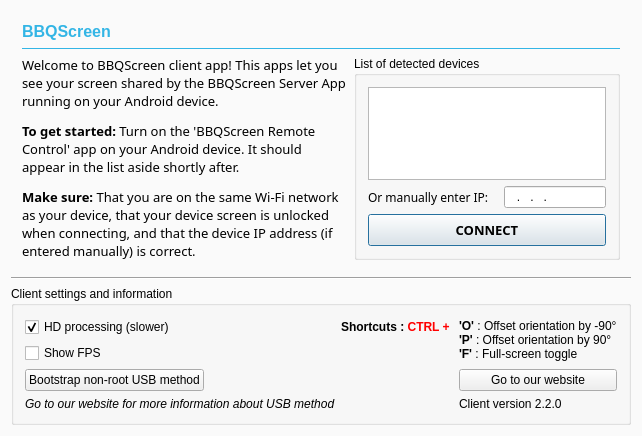
Qt form mainwindow.ui (xplodwild/bbqscreen_client) before a commit.
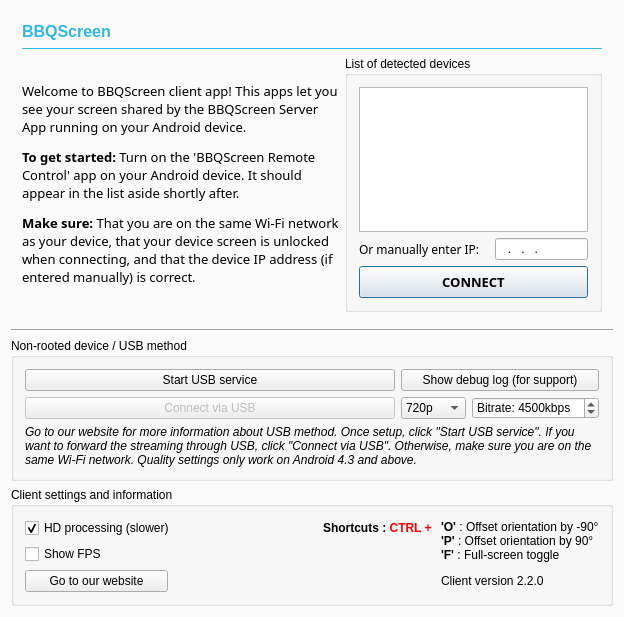
The same form after that commit.

Commit message: Enhance options and error handling of non-rooted USB method, and allow forwarding over USB to avoid Wi-Fi completely

```diff
--- a/mainwindow.ui
+++ b/mainwindow.ui
@@ -6,8 +6,8 @@
    <rect>
     <x>0</x>
     <y>0</y>
-    <width>627</width>
-    <height>432</height>
+    <width>624</width>
+    <height>617</height>
    </rect>
   </property>
   <property name="windowTitle">
@@ -25,7 +25,7 @@
       <item row="3" column="0">
        <widget class="QLabel" name="label">
         <property name="sizePolicy">
-         <sizepolicy hsizetype="Preferred" vsizetype="MinimumExpanding">
+         <sizepolicy hsizetype="Preferred" vsizetype="Maximum">
           <horstretch>0</horstretch>
           <verstretch>0</verstretch>
          </sizepolicy>
@@ -94,7 +94,14 @@
           </widget>
          </item>
          <item row="0" column="0" colspan="3">
-          <widget class="QListWidget" name="listDevices"/>
+          <widget class="QListWidget" name="listDevices">
+           <property name="sizePolicy">
+            <sizepolicy hsizetype="Expanding" vsizetype="Preferred">
+             <horstretch>0</horstretch>
+             <verstretch>0</verstretch>
+            </sizepolicy>
+           </property>
+          </widget>
          </item>
          <item row="2" column="0" colspan="3">
           <widget class="QPushButton" name="btnConnect">
@@ -209,31 +216,142 @@
         </property>
        </widget>
       </item>
-      <item row="3" column="0" colspan="2">
-       <widget class="QLabel" name="label_6">
-        <property name="text">
-         <string>&lt;html&gt;&lt;head/&gt;&lt;body&gt;&lt;p&gt;&lt;span style=&quot; font-style:italic;&quot;&gt;Go to our website for more information about USB method&lt;/span&gt;&lt;/p&gt;&lt;/body&gt;&lt;/html&gt;</string>
-        </property>
-       </widget>
-      </item>
-      <item row="2" column="3">
+      <item row="2" column="0">
        <widget class="QPushButton" name="btnWebsite">
         <property name="text">
          <string>Go to our website</string>
         </property>
        </widget>
       </item>
-      <item row="3" column="3">
+      <item row="2" column="3">
        <widget class="QLabel" name="lblClientVersion">
         <property name="text">
          <string>Client version 2.2.0</string>
         </property>
        </widget>
       </item>
-      <item row="2" column="0">
+     </layout>
+    </widget>
+   </item>
+   <item row="4" column="0" colspan="2">
+    <widget class="QGroupBox" name="groupBox_3">
+     <property name="sizePolicy">
+      <sizepolicy hsizetype="Preferred" vsizetype="Expanding">
+       <horstretch>0</horstretch>
+       <verstretch>0</verstretch>
+      </sizepolicy>
+     </property>
+     <property name="title">
+      <string>Non-rooted device / USB method</string>
+     </property>
+     <layout class="QGridLayout" name="gridLayout_5">
+      <item row="4" column="0" colspan="4">
+       <widget class="QLabel" name="label_6">
+        <property name="sizePolicy">
+         <sizepolicy hsizetype="Preferred" vsizetype="Maximum">
+          <horstretch>0</horstretch>
+          <verstretch>0</verstretch>
+         </sizepolicy>
+        </property>
+        <property name="minimumSize">
+         <size>
+          <width>0</width>
+          <height>40</height>
+         </size>
+        </property>
+        <property name="text">
+         <string>&lt;html&gt;&lt;head/&gt;&lt;body&gt;&lt;p&gt;&lt;span style=&quot; font-style:italic;&quot;&gt;Go to our website for more information about USB method. Once setup, click &amp;quot;Start USB service&amp;quot;. If you want to forward the streaming through USB, click &amp;quot;Connect via USB&amp;quot;. Otherwise, make sure you are on the same Wi-Fi network. Quality settings only work on Android 4.3 and above.&lt;/span&gt;&lt;/p&gt;&lt;/body&gt;&lt;/html&gt;</string>
+        </property>
+        <property name="wordWrap">
+         <bool>true</bool>
+        </property>
+       </widget>
+      </item>
+      <item row="1" column="0">
        <widget class="QPushButton" name="btnBootstrapUSB">
+        <property name="sizePolicy">
+         <sizepolicy hsizetype="Preferred" vsizetype="Fixed">
+          <horstretch>0</horstretch>
+          <verstretch>0</verstretch>
+         </sizepolicy>
+        </property>
         <property name="text">
-         <string>Bootstrap non-root USB method</string>
+         <string>Start USB service</string>
+        </property>
+       </widget>
+      </item>
+      <item row="2" column="3">
+       <widget class="QSpinBox" name="spinBitrate">
+        <property name="suffix">
+         <string>kbps</string>
+        </property>
+        <property name="prefix">
+         <string>Bitrate: </string>
+        </property>
+        <property name="minimum">
+         <number>500</number>
+        </property>
+        <property name="maximum">
+         <number>10000</number>
+        </property>
+        <property name="value">
+         <number>4500</number>
+        </property>
+       </widget>
+      </item>
+      <item row="2" column="0">
+       <widget class="QPushButton" name="btnConnectUSB">
+        <property name="enabled">
+         <bool>false</bool>
+        </property>
+        <property name="sizePolicy">
+         <sizepolicy hsizetype="Expanding" vsizetype="Fixed">
+          <horstretch>0</horstretch>
+          <verstretch>0</verstretch>
+         </sizepolicy>
+        </property>
+        <property name="text">
+         <string>Connect via USB</string>
+        </property>
+       </widget>
+      </item>
+      <item row="2" column="1" colspan="2">
+       <widget class="QComboBox" name="cbQuality">
+        <property name="currentIndex">
+         <number>1</number>
+        </property>
+        <item>
+         <property name="text">
+          <string>1080p</string>
+         </property>
+        </item>
+        <item>
+         <property name="text">
+          <string>720p</string>
+         </property>
+        </item>
+        <item>
+         <property name="text">
+          <string>540p</string>
+         </property>
+        </item>
+        <item>
+         <property name="text">
+          <string>360p</string>
+         </property>
+        </item>
+       </widget>
+      </item>
+      <item row="1" column="1" colspan="3">
+       <widget class="QPushButton" name="btnDebugLog">
+        <property name="sizePolicy">
+         <sizepolicy hsizetype="Preferred" vsizetype="Fixed">
+          <horstretch>0</horstretch>
+          <verstretch>0</verstretch>
+         </sizepolicy>
+        </property>
+        <property name="text">
+         <string>Show debug log (for support)</string>
         </property>
        </widget>
       </item>
```
Left out of the diff: 76 changed lines with no effect on the pictures. The commit also changes 2 other files.
